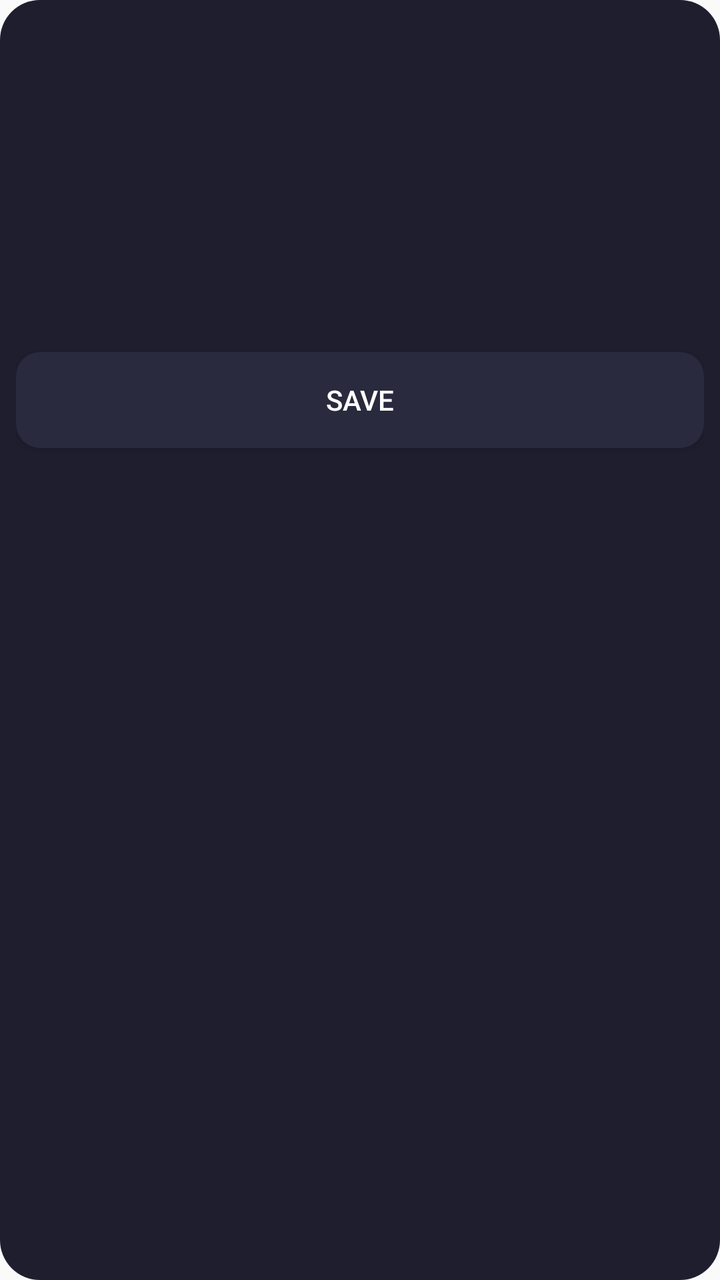
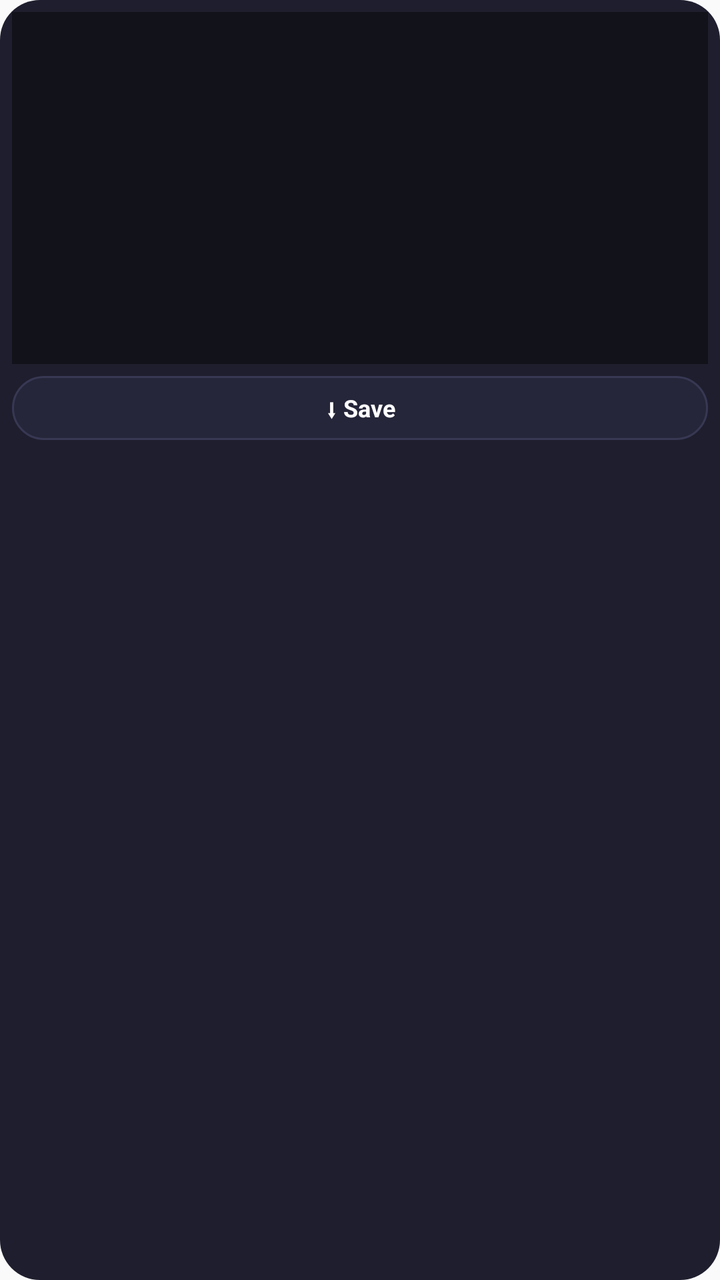

Before-and-after screenshots of an Android layout around one commit, followed by the original layout XML and the change that was made.
<!-- AndroidManifest.xml: application theme Theme.GrabAll -->
<!-- res/layout/item_status.xml -->
<?xml version="1.0" encoding="utf-8"?>
<LinearLayout xmlns:android="http://schemas.android.com/apk/res/android"
    android:layout_width="match_parent"
    android:layout_height="wrap_content"
    android:background="@drawable/card_bg"
    android:orientation="vertical"
    android:padding="8dp">

    <ImageView
        android:id="@+id/statusThumb"
        android:layout_width="match_parent"
        android:layout_height="160dp"
        android:scaleType="centerCrop" />

    <Button
        android:id="@+id/statusSave"
        android:layout_width="match_parent"
        android:layout_height="wrap_content"
        android:layout_marginTop="8dp"
        android:background="@drawable/btn_small"
        android:text="@string/status_save"
        android:textColor="@color/graball_text" />

</LinearLayout>
<!-- resources referenced by this layout -->
<resources>
  <color name="graball_text">#FFFFFF</color>
  <!-- drawable btn_small (drawable) -->
  <shape xmlns:android="http://schemas.android.com/apk/res/android"
      android:shape="rectangle">
      <solid android:color="@color/graball_small_btn" />
      <corners android:radius="12dp" />
  </shape>
  <!-- drawable card_bg (drawable) -->
  <shape xmlns:android="http://schemas.android.com/apk/res/android"
      android:shape="rectangle">
      <solid android:color="@color/graball_card" />
      <corners android:radius="20dp" />
  </shape>
  <string name="status_save">Save</string>
  <style name="Theme.GrabAll" parent="Theme.AppCompat.DayNight.NoActionBar">
          <item name="android:statusBarColor">@color/graball_nav</item>
          <item name="android:navigationBarColor">@color/graball_nav</item>
          <item name="colorAccent">@color/graball_orange</item>
      </style>
  <color name="graball_small_btn">#2A2A3E</color>
  <color name="graball_card">#1E1E2E</color>
  <color name="graball_nav">#0E0E16</color>
  <color name="graball_orange">#FF7A18</color>
</resources>

<!-- the commit's change to res/layout/item_status.xml (unified diff, before → after) -->
@@ -2,23 +2,47 @@
 <LinearLayout xmlns:android="http://schemas.android.com/apk/res/android"
     android:layout_width="match_parent"
     android:layout_height="wrap_content"
+    android:layout_margin="4dp"
     android:background="@drawable/card_bg"
     android:orientation="vertical"
-    android:padding="8dp">
+    android:padding="6dp">
 
-    <ImageView
-        android:id="@+id/statusThumb"
+    <FrameLayout
+        android:id="@+id/statusThumbBox"
         android:layout_width="match_parent"
-        android:layout_height="160dp"
-        android:scaleType="centerCrop" />
+        android:layout_height="176dp"
+        android:background="#12121A">
 
-    <Button
+        <ImageView
+            android:id="@+id/statusThumb"
+            android:layout_width="match_parent"
+            android:layout_height="match_parent"
+            android:scaleType="centerCrop" />
+
+        
+        <TextView
+            android:id="@+id/statusVideoBadge"
+            android:layout_width="40dp"
+            android:layout_height="40dp"
+            android:layout_gravity="center"
+            android:background="@drawable/circle_translucent_bg"
+            android:gravity="center"
+            android:text="▶"
+            android:textColor="#FFFFFF"
+            android:textSize="16sp"
+            android:visibility="gone" />
+    </FrameLayout>
+
+    <TextView
         android:id="@+id/statusSave"
         android:layout_width="match_parent"
-        android:layout_height="wrap_content"
-        android:layout_marginTop="8dp"
-        android:background="@drawable/btn_small"
-        android:text="@string/status_save"
-        android:textColor="@color/graball_text" />
+        android:layout_height="32dp"
+        android:layout_marginTop="6dp"
+        android:background="@drawable/yt_chip_bg"
+        android:gravity="center"
+        android:text="⬇ Save"
+        android:textColor="@color/graball_text"
+        android:textSize="12sp"
+        android:textStyle="bold" />
 
 </LinearLayout>
<!-- resource entries referenced after the edit -->
@@ -1,25 +1,30 @@
 <!-- resources referenced by this layout -->
 <resources>
   <color name="graball_text">#FFFFFF</color>
-  <!-- drawable btn_small (drawable) -->
-  <shape xmlns:android="http://schemas.android.com/apk/res/android"
-      android:shape="rectangle">
-      <solid android:color="@color/graball_small_btn" />
-      <corners android:radius="12dp" />
-  </shape>
   <!-- drawable card_bg (drawable) -->
   <shape xmlns:android="http://schemas.android.com/apk/res/android"
       android:shape="rectangle">
       <solid android:color="@color/graball_card" />
       <corners android:radius="20dp" />
   </shape>
-  <string name="status_save">Save</string>
+  <!-- drawable circle_translucent_bg (drawable) -->
+  <?xml version="1.0" encoding="utf-8"?>
+  <shape xmlns:android="http://schemas.android.com/apk/res/android"
+      android:shape="oval">
+      <solid android:color="#40000000" />
+  </shape>
+  <!-- drawable yt_chip_bg (drawable) -->
+  <?xml version="1.0" encoding="utf-8"?>
+  <shape xmlns:android="http://schemas.android.com/apk/res/android">
+      <solid android:color="#26263A" />
+      <stroke android:width="1dp" android:color="#383854" />
+      <corners android:radius="18dp" />
+  </shape>
   <style name="Theme.GrabAll" parent="Theme.AppCompat.DayNight.NoActionBar">
           <item name="android:statusBarColor">@color/graball_nav</item>
           <item name="android:navigationBarColor">@color/graball_nav</item>
           <item name="colorAccent">@color/graball_orange</item>
       </style>
-  <color name="graball_small_btn">#2A2A3E</color>
   <color name="graball_card">#1E1E2E</color>
   <color name="graball_nav">#0E0E16</color>
   <color name="graball_orange">#FF7A18</color>
